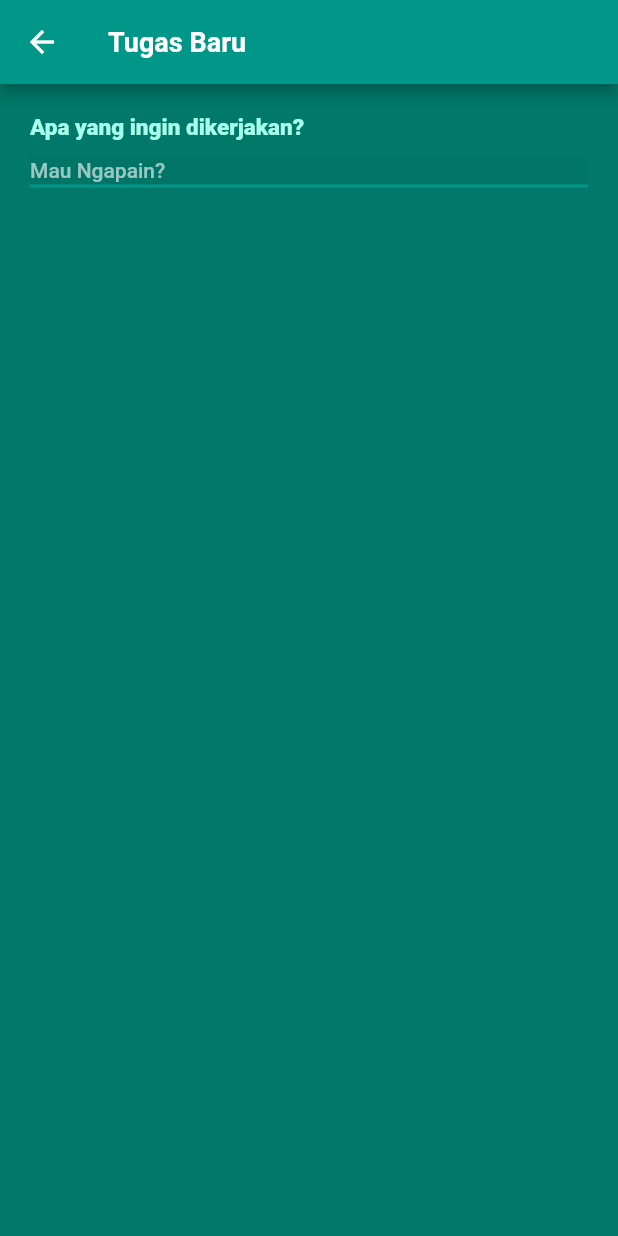
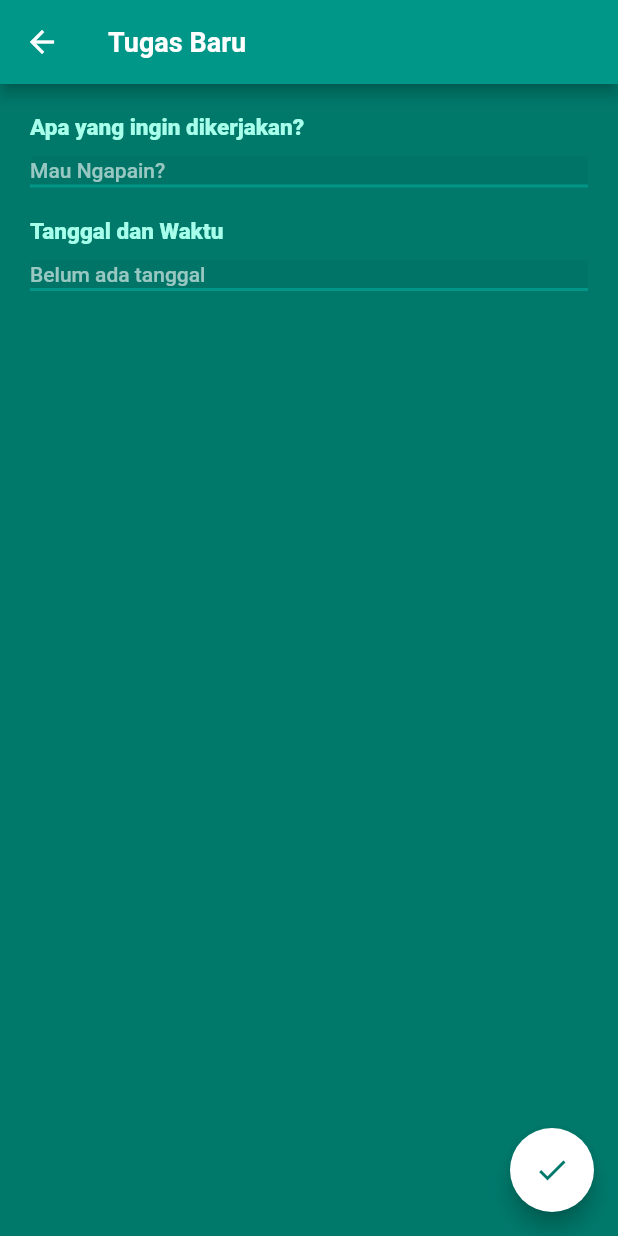
Before and after one commit to dryladen/To-do-List-App, a Flutter app: the screen it shows after launch, after a tap on the "add" icon, on a phone screen of 412 x 824 dp. Run offline on Flutter 3.47's test engine with Material 2 defaults, Android fonts, the phone set to English and light mode, and no system bars.

Commit message:
Fix how the data being add

```diff
--- a/lib/HomePage.dart
+++ b/lib/HomePage.dart
@@ -7,9 +7,9 @@ class HomePage extends StatefulWidget {
   _HomePageState createState() => _HomePageState();
 }
 
+int jumlahItems = 0;
+
 class _HomePageState extends State<HomePage> {
-  int jumlahItems = 0;
-
   @override
   Widget build(BuildContext context) {
     return Scaffold(
@@ -18,17 +18,18 @@ class _HomePageState extends State<HomePage> {
         title: Center(child: Text("To-do List App")),
         actions: [IconButton(onPressed: () {}, icon: Icon(Icons.menu))],
       ),
-      body: ListView.builder(
-        itemCount: jumlahItems,
-        itemBuilder: (BuildContext context, int index) {
-          return Items();
-        },
+      body: ListView(
+        children: [
+          for (var i = 0; i < jumlahItems; i++)
+            Items(
+              index: i,
+            )
+        ],
       ),
       floatingActionButton: FloatingActionButton(
         onPressed: () {
           Navigator.of(context).push(_createRoute());
         },
-
         child: Icon(Icons.add),
       ),
     );
@@ -36,14 +37,18 @@ class _HomePageState extends State<HomePage> {
 }
 
 class Items extends StatelessWidget {
+  int index;
+
+  Items({this.index});
+
   @override
   Widget build(BuildContext context) {
     return Padding(
       padding: EdgeInsets.symmetric(horizontal: 20, vertical: 5),
       child: ListTile(
-        title: Text("IPAN"),
+        title: Text(todo[index]),
         tileColor: Colors.cyan[200],
-        subtitle: Text("anjae"),
+        subtitle: Text(tanggal[index]),
         trailing: Checkbox(
           value: true,
           onChanged: (value) {
--- a/lib/ToDo.dart
+++ b/lib/ToDo.dart
@@ -1,4 +1,11 @@
 import 'package:flutter/material.dart';
+import 'package:todo/HomePage.dart';
+
+final controllerTodo = TextEditingController();
+final controllerTanggal = TextEditingController();
+
+List<String> todo = [];
+List<String> tanggal = [];
 
 class AddToDo extends StatefulWidget {
   @override
@@ -6,6 +13,22 @@ class AddToDo extends StatefulWidget {
 }
 
 class _AddToDoState extends State<AddToDo> {
+
+  void tambah() {
+    todo.add(controllerTodo.text);
+    controllerTodo.clear();
+
+    tanggal.add(controllerTanggal.text);
+    controllerTanggal.clear();
+
+    setState(() {
+      jumlahItems++;
+    });
+
+    Navigator.of(context).pop(context);
+    print(todo);
+  }
+
   @override
   Widget build(BuildContext context) {
     return Scaffold(
@@ -15,6 +38,10 @@ class _AddToDoState extends State<AddToDo> {
           "Tugas Baru",
           style: Theme.of(context).textTheme.headline1,
         ),
+      ),
+      floatingActionButton: FloatingActionButton(
+        onPressed: tambah,
+        child: Icon(Icons.check),
       ),
       body: BodyInput(),
     );
@@ -33,15 +60,33 @@ class BodyInput extends StatelessWidget {
             "Apa yang ingin dikerjakan?",
             style: Theme.of(context).textTheme.headline2,
           ),
-          FormTodo()
+          FormTodo(
+            hintText: "Mau Ngapain?",
+            controller: controllerTodo,
+          ),
+          Padding(padding: EdgeInsets.only(top: 20)),
+          Text(
+            "Tanggal dan Waktu",
+            style: Theme.of(context).textTheme.headline2,
+          ),
+          FormTodo(
+            hintText: "Belum ada tanggal",
+            controller: controllerTanggal,
+          ),
         ],
       ),
     );
   }
 }
 
+// ignore: must_be_immutable
 class FormTodo extends StatelessWidget {
   final GlobalKey<FormState> _formkey = GlobalKey<FormState>();
+
+  String hintText;
+  TextEditingController controller;
+
+  FormTodo({this.hintText, this.controller});
 
   @override
   Widget build(BuildContext context) {
@@ -50,9 +95,10 @@ class FormTodo extends StatelessWidget {
       child: Form(
         key: _formkey,
         child: TextFormField(
+          controller: controller,
           style: TextStyle(color: Colors.white, fontWeight: FontWeight.w600),
           decoration: InputDecoration(
-              hintText: "Mau Ngapain?",
+              hintText: hintText,
               hintStyle: Theme.of(context).textTheme.bodyText1,
               contentPadding: EdgeInsets.only(bottom: 2),
               isDense: true,
```
